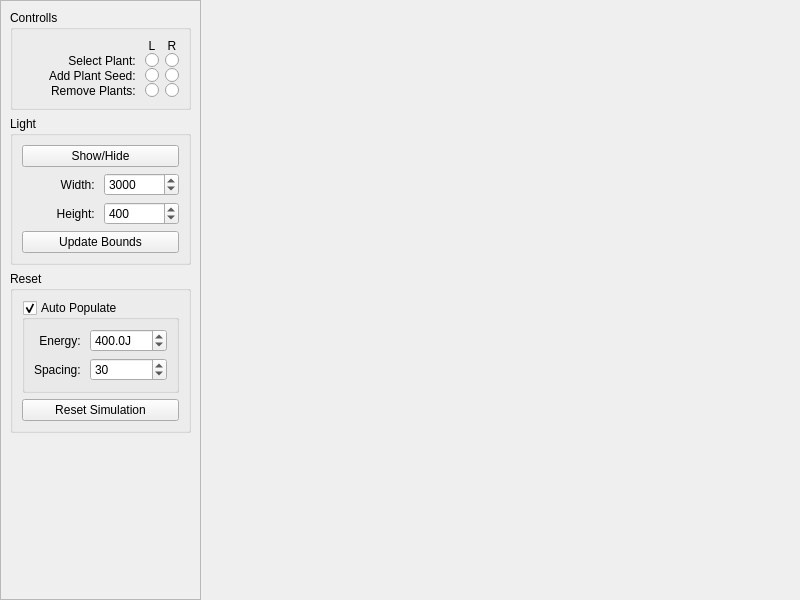
This is MainWindow.ui in SebastianTroy/Evolving-Plants as Qt 5 draws it before an edit. The edited form follows.
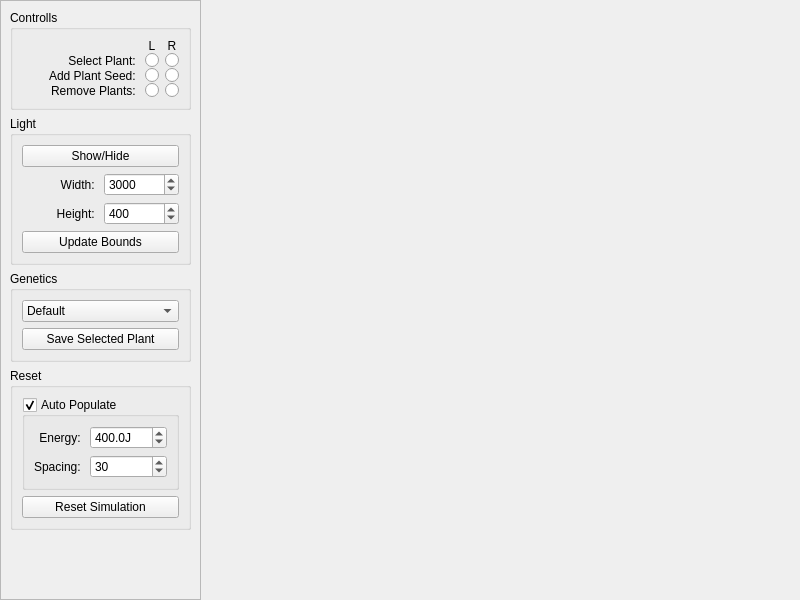
This is the edited form. Icons and pictures are not drawn. Custom widgets are drawn as their Qt base class.

Commit message: Added save/load of genetics  - fixed usage of emit (pseudo)keyword  - Changed Internals of GeneLeafColour to allow serialisation (need to work on enabling serialisation of 3rd party types!)

```diff
--- a/MainWindow.ui
+++ b/MainWindow.ui
@@ -311,6 +311,31 @@
           </layout>
          </widget>
         </item>
+        <item>
+         <widget class="QGroupBox" name="geneticsSettingsGroupbox">
+          <property name="title">
+           <string>Genetics</string>
+          </property>
+          <layout class="QVBoxLayout" name="verticalLayout_3">
+           <item>
+            <widget class="QComboBox" name="geneticsSelectionCombobox">
+             <item>
+              <property name="text">
+               <string>Default</string>
+              </property>
+             </item>
+            </widget>
+           </item>
+           <item>
+            <widget class="QPushButton" name="saveGeneticsButton">
+             <property name="text">
+              <string>Save Selected Plant</string>
+             </property>
+            </widget>
+           </item>
+          </layout>
+         </widget>
+        </item>
         <item>
          <widget class="QGroupBox" name="resetSettingsGroup">
           <property name="title">
```
Left out of the diff: 4 changed lines with no effect on the pictures. The commit also changes 16 other files.
